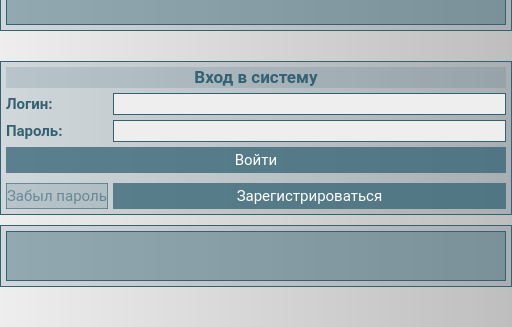
Before: the Qt Designer form wom/GUI/UI/common/Login.ui in Spike2250/WoM, drawn with Qt 5; both pictures show x 0 to 512 and y 233 to 560 of the 512 by 560 pixel window.
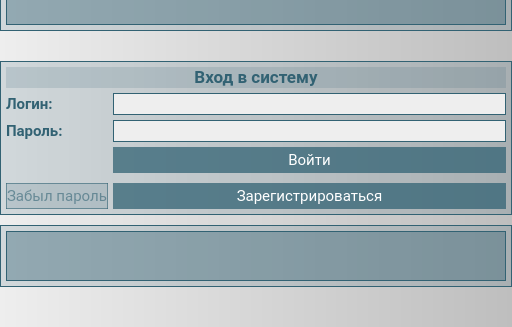
After: the same form once the commit is applied.

Diff of the .ui file:
```diff
--- a/wom/GUI/UI/common/Login.ui
+++ b/wom/GUI/UI/common/Login.ui
@@ -720,502 +720,6 @@
                  </property>
                 </widget>
                </item>
-               <item row="3" column="0" colspan="2">
-                <widget class="QPushButton" name="pushButton_login">
-                 <property name="minimumSize">
-                  <size>
-                   <width>0</width>
-                   <height>26</height>
-                  </size>
-                 </property>
-                 <property name="maximumSize">
-                  <size>
-                   <width>16777215</width>
-                   <height>16777215</height>
-                  </size>
-                 </property>
-                 <property name="palette">
-                  <palette>
-                   <active>
-                    <colorrole role="WindowText">
-                     <brush brushstyle="SolidPattern">
-                      <color alpha="255">
-                       <red>255</red>
-                       <green>255</green>
-                       <blue>255</blue>
-                      </color>
-                     </brush>
-                    </colorrole>
-                    <colorrole role="Button">
-                     <brush brushstyle="SolidPattern">
-                      <color alpha="190">
-                       <red>50</red>
-                       <green>98</green>
-                       <blue>115</blue>
-                      </color>
-                     </brush>
-                    </colorrole>
-                    <colorrole role="Light">
-                     <brush brushstyle="SolidPattern">
-                      <color alpha="255">
-                       <red>60</red>
-                       <green>145</green>
-                       <blue>255</blue>
-                      </color>
-                     </brush>
-                    </colorrole>
-                    <colorrole role="Midlight">
-                     <brush brushstyle="SolidPattern">
-                      <color alpha="255">
-                       <red>36</red>
-                       <green>119</green>
-                       <blue>227</blue>
-                      </color>
-                     </brush>
-                    </colorrole>
-                    <colorrole role="Dark">
-                     <brush brushstyle="SolidPattern">
-                      <color alpha="255">
-                       <red>6</red>
-                       <green>47</green>
-                       <blue>100</blue>
-                      </color>
-                     </brush>
-                    </colorrole>
-                    <colorrole role="Mid">
-                     <brush brushstyle="SolidPattern">
-                      <color alpha="255">
-                       <red>8</red>
-                       <green>62</green>
-                       <blue>133</blue>
-                      </color>
-                     </brush>
-                    </colorrole>
-                    <colorrole role="Text">
-                     <brush brushstyle="SolidPattern">
-                      <color alpha="255">
-                       <red>255</red>
-                       <green>255</green>
-                       <blue>255</blue>
-                      </color>
-                     </brush>
-                    </colorrole>
-                    <colorrole role="BrightText">
-                     <brush brushstyle="SolidPattern">
-                      <color alpha="255">
-                       <red>255</red>
-                       <green>255</green>
-                       <blue>255</blue>
-                      </color>
-                     </brush>
-                    </colorrole>
-                    <colorrole role="ButtonText">
-                     <brush brushstyle="SolidPattern">
-                      <color alpha="255">
-                       <red>255</red>
-                       <green>255</green>
-                       <blue>255</blue>
-                      </color>
-                     </brush>
-                    </colorrole>
-                    <colorrole role="Base">
-                     <brush brushstyle="SolidPattern">
-                      <color alpha="190">
-                       <red>50</red>
-                       <green>98</green>
-                       <blue>115</blue>
-                      </color>
-                     </brush>
-                    </colorrole>
-                    <colorrole role="Window">
-                     <brush brushstyle="SolidPattern">
-                      <color alpha="190">
-                       <red>50</red>
-                       <green>98</green>
-                       <blue>115</blue>
-                      </color>
-                     </brush>
-                    </colorrole>
-                    <colorrole role="Shadow">
-                     <brush brushstyle="SolidPattern">
-                      <color alpha="255">
-                       <red>0</red>
-                       <green>0</green>
-                       <blue>0</blue>
-                      </color>
-                     </brush>
-                    </colorrole>
-                    <colorrole role="AlternateBase">
-                     <brush brushstyle="SolidPattern">
-                      <color alpha="255">
-                       <red>133</red>
-                       <green>174</green>
-                       <blue>227</blue>
-                      </color>
-                     </brush>
-                    </colorrole>
-                    <colorrole role="ToolTipBase">
-                     <brush brushstyle="SolidPattern">
-                      <color alpha="255">
-                       <red>255</red>
-                       <green>255</green>
-                       <blue>220</blue>
-                      </color>
-                     </brush>
-                    </colorrole>
-                    <colorrole role="ToolTipText">
-                     <brush brushstyle="SolidPattern">
-                      <color alpha="255">
-                       <red>0</red>
-                       <green>0</green>
-                       <blue>0</blue>
-                      </color>
-                     </brush>
-                    </colorrole>
-                    <colorrole role="PlaceholderText">
-                     <brush brushstyle="SolidPattern">
-                      <color alpha="128">
-                       <red>255</red>
-                       <green>255</green>
-                       <blue>255</blue>
-                      </color>
-                     </brush>
-                    </colorrole>
-                   </active>
-                   <inactive>
-                    <colorrole role="WindowText">
-                     <brush brushstyle="SolidPattern">
-                      <color alpha="255">
-                       <red>255</red>
-                       <green>255</green>
-                       <blue>255</blue>
-                      </color>
-                     </brush>
-                    </colorrole>
-                    <colorrole role="Button">
-                     <brush brushstyle="SolidPattern">
-                      <color alpha="190">
-                       <red>50</red>
-                       <green>98</green>
-                       <blue>115</blue>
-                      </color>
-                     </brush>
-                    </colorrole>
-                    <colorrole role="Light">
-                     <brush brushstyle="SolidPattern">
-                      <color alpha="255">
-                       <red>60</red>
-                       <green>145</green>
-                       <blue>255</blue>
-                      </color>
-                     </brush>
-                    </colorrole>
-                    <colorrole role="Midlight">
-                     <brush brushstyle="SolidPattern">
-                      <color alpha="255">
-                       <red>36</red>
-                       <green>119</green>
-                       <blue>227</blue>
-                      </color>
-                     </brush>
-                    </colorrole>
-                    <colorrole role="Dark">
-                     <brush brushstyle="SolidPattern">
-                      <color alpha="255">
-                       <red>6</red>
-                       <green>47</green>
-                       <blue>100</blue>
-                      </color>
-                     </brush>
-                    </colorrole>
-                    <colorrole role="Mid">
-                     <brush brushstyle="SolidPattern">
-                      <color alpha="255">
-                       <red>8</red>
-                       <green>62</green>
-                       <blue>133</blue>
-                      </color>
-                     </brush>
-                    </colorrole>
-                    <colorrole role="Text">
-                     <brush brushstyle="SolidPattern">
-                      <color alpha="255">
-                       <red>255</red>
-                       <green>255</green>
-                       <blue>255</blue>
-                      </color>
-                     </brush>
-                    </colorrole>
-                    <colorrole role="BrightText">
-                     <brush brushstyle="SolidPattern">
-                      <color alpha="255">
-                       <red>255</red>
-                       <green>255</green>
-                       <blue>255</blue>
-                      </color>
-                     </brush>
-                    </colorrole>
-                    <colorrole role="ButtonText">
-                     <brush brushstyle="SolidPattern">
-                      <color alpha="255">
-                       <red>255</red>
-                       <green>255</green>
-                       <blue>255</blue>
-                      </color>
-                     </brush>
-                    </colorrole>
-                    <colorrole role="Base">
-                     <brush brushstyle="SolidPattern">
-                      <color alpha="190">
-                       <red>50</red>
-                       <green>98</green>
-                       <blue>115</blue>
-                      </color>
-                     </brush>
-                    </colorrole>
-                    <colorrole role="Window">
-                     <brush brushstyle="SolidPattern">
-                      <color alpha="190">
-                       <red>50</red>
-                       <green>98</green>
-                       <blue>115</blue>
-                      </color>
-                     </brush>
-                    </colorrole>
-                    <colorrole role="Shadow">
-                     <brush brushstyle="SolidPattern">
-                      <color alpha="255">
-                       <red>0</red>
-                       <green>0</green>
-                       <blue>0</blue>
-                      </color>
-                     </brush>
-                    </colorrole>
-                    <colorrole role="AlternateBase">
-                     <brush brushstyle="SolidPattern">
-                      <color alpha="255">
-                       <red>133</red>
-                       <green>174</green>
-                       <blue>227</blue>
-                      </color>
-                     </brush>
-                    </colorrole>
-                    <colorrole role="ToolTipBase">
-                     <brush brushstyle="SolidPattern">
-                      <color alpha="255">
-                       <red>255</red>
-                       <green>255</green>
-                       <blue>220</blue>
-                      </color>
-                     </brush>
-                    </colorrole>
-                    <colorrole role="ToolTipText">
-                     <brush brushstyle="SolidPattern">
-                      <color alpha="255">
-                       <red>0</red>
-                       <green>0</green>
-                       <blue>0</blue>
-                      </color>
-                     </brush>
-                    </colorrole>
-                    <colorrole role="PlaceholderText">
-                     <brush brushstyle="SolidPattern">
-                      <color alpha="128">
-                       <red>255</red>
-                       <green>255</green>
-                       <blue>255</blue>
-                      </color>
-                     </brush>
-                    </colorrole>
-                   </inactive>
-                   <disabled>
-                    <colorrole role="WindowText">
-                     <brush brushstyle="SolidPattern">
-                      <color alpha="150">
-                       <red>50</red>
-                       <green>98</green>
-                       <blue>115</blue>
-                      </color>
-                     </brush>
-                    </colorrole>
-                    <colorrole role="Button">
-                     <brush brushstyle="SolidPattern">
-                      <color alpha="40">
-                       <red>50</red>
-                       <green>98</green>
-                       <blue>115</blue>
-                      </color>
-                     </brush>
-                    </colorrole>
-                    <colorrole role="Light">
-                     <brush brushstyle="SolidPattern">
-                      <color alpha="255">
-                       <red>60</red>
-                       <green>145</green>
-                       <blue>255</blue>
-                      </color>
-                     </brush>
-                    </colorrole>
-                    <colorrole role="Midlight">
-                     <brush brushstyle="SolidPattern">
-                      <color alpha="255">
-                       <red>36</red>
-                       <green>119</green>
-                       <blue>227</blue>
-                      </color>
-                     </brush>
-                    </colorrole>
-                    <colorrole role="Dark">
-                     <brush brushstyle="SolidPattern">
-                      <color alpha="255">
-                       <red>6</red>
-                       <green>47</green>
-                       <blue>100</blue>
-                      </color>
-                     </brush>
-                    </colorrole>
-                    <colorrole role="Mid">
-                     <brush brushstyle="SolidPattern">
-                      <color alpha="255">
-                       <red>8</red>
-                       <green>62</green>
-                       <blue>133</blue>
-                      </color>
-                     </brush>
-                    </colorrole>
-                    <colorrole role="Text">
-                     <brush brushstyle="SolidPattern">
-                      <color alpha="150">
-                       <red>50</red>
-                       <green>98</green>
-                       <blue>115</blue>
-                      </color>
-                     </brush>
-                    </colorrole>
-                    <colorrole role="BrightText">
-                     <brush brushstyle="SolidPattern">
-                      <color alpha="255">
-                       <red>255</red>
-                       <green>255</green>
-                       <blue>255</blue>
-                      </color>
-                     </brush>
-                    </colorrole>
-                    <colorrole role="ButtonText">
-                     <brush brushstyle="SolidPattern">
-                      <color alpha="150">
-                       <red>50</red>
-                       <green>98</green>
-                       <blue>115</blue>
-                      </color>
-                     </brush>
-                    </colorrole>
-                    <colorrole role="Base">
-                     <brush brushstyle="SolidPattern">
-                      <color alpha="40">
-                       <red>50</red>
-                       <green>98</green>
-                       <blue>115</blue>
-                      </color>
-                     </brush>
-                    </colorrole>
-                    <colorrole role="Window">
-                     <brush brushstyle="SolidPattern">
-                      <color alpha="40">
-                       <red>50</red>
-                       <green>98</green>
-                       <blue>115</blue>
-                      </color>
-                     </brush>
-                    </colorrole>
-                    <colorrole role="Shadow">
-                     <brush brushstyle="SolidPattern">
-                      <color alpha="255">
-                       <red>0</red>
-                       <green>0</green>
-                       <blue>0</blue>
-                      </color>
-                     </brush>
-                    </colorrole>
-                    <colorrole role="AlternateBase">
-                     <brush brushstyle="SolidPattern">
-                      <color alpha="255">
-                       <red>12</red>
-                       <green>94</green>
-                       <blue>200</blue>
-                      </color>
-                     </brush>
-                    </colorrole>
-                    <colorrole role="ToolTipBase">
-                     <brush brushstyle="SolidPattern">
-                      <color alpha="255">
-                       <red>255</red>
-                       <green>255</green>
-                       <blue>220</blue>
-                      </color>
-                     </brush>
-                    </colorrole>
-                    <colorrole role="ToolTipText">
-                     <brush brushstyle="SolidPattern">
-                      <color alpha="255">
-                       <red>0</red>
-                       <green>0</green>
-                       <blue>0</blue>
-                      </color>
-                     </brush>
-                    </colorrole>
-                    <colorrole role="PlaceholderText">
-                     <brush brushstyle="SolidPattern">
-                      <color alpha="75">
-                       <red>50</red>
-                       <green>98</green>
-                       <blue>115</blue>
-                      </color>
-                     </brush>
-                    </colorrole>
-                   </disabled>
-                  </palette>
-                 </property>
-                 <property name="font">
-                  <font>
-                   <family>Roboto</family>
-                   <pointsize>11</pointsize>
-                   <italic>false</italic>
-                   <bold>false</bold>
-                  </font>
-                 </property>
-                 <property name="layoutDirection">
-                  <enum>Qt::RightToLeft</enum>
-                 </property>
-                 <property name="styleSheet">
-                  <string notr="true">QPushButton {
-background-color: rgba(50, 98, 115, 190);
-font-size: 11pt;
-color: White;
-border: None;
-}
-
-QPushButton::hover {
-background-color: rgba(50, 98, 115, 255);
-border: 2px solid rgba(92, 158, 173, 255);
-}
-
-QPushButton::pressed {
-background-color: rgba(92, 158, 173, 255);
-border: 1px solid rgba(255, 255, 255, 255);
-}
-
-QPushButton::disabled {
-background-color:  rgba(50, 98, 115, 40);
-border: 1px solid rgba(50, 98, 115, 150);
-color:  rgba(50, 98, 115, 150);
-}</string>
-                 </property>
-                 <property name="text">
-                  <string>Войти</string>
-                 </property>
-                </widget>
-               </item>
                <item row="2" column="1">
                 <widget class="QLineEdit" name="user_password">
                  <property name="styleSheet">
@@ -2262,6 +1766,502 @@
                  </property>
                 </spacer>
                </item>
+               <item row="3" column="1">
+                <widget class="QPushButton" name="pushButton_login">
+                 <property name="minimumSize">
+                  <size>
+                   <width>0</width>
+                   <height>26</height>
+                  </size>
+                 </property>
+                 <property name="maximumSize">
+                  <size>
+                   <width>16777215</width>
+                   <height>16777215</height>
+                  </size>
+                 </property>
+                 <property name="palette">
+                  <palette>
+                   <active>
+                    <colorrole role="WindowText">
+                     <brush brushstyle="SolidPattern">
+                      <color alpha="255">
+                       <red>255</red>
+                       <green>255</green>
+                       <blue>255</blue>
+                      </color>
+                     </brush>
+                    </colorrole>
+                    <colorrole role="Button">
+                     <brush brushstyle="SolidPattern">
+                      <color alpha="190">
+                       <red>50</red>
+                       <green>98</green>
+                       <blue>115</blue>
+                      </color>
+                     </brush>
+                    </colorrole>
+                    <colorrole role="Light">
+                     <brush brushstyle="SolidPattern">
+                      <color alpha="255">
+                       <red>60</red>
+                       <green>145</green>
+                       <blue>255</blue>
+                      </color>
+                     </brush>
+                    </colorrole>
+                    <colorrole role="Midlight">
+                     <brush brushstyle="SolidPattern">
+                      <color alpha="255">
+                       <red>36</red>
+                       <green>119</green>
+                       <blue>227</blue>
+                      </color>
+                     </brush>
+                    </colorrole>
+                    <colorrole role="Dark">
+                     <brush brushstyle="SolidPattern">
+                      <color alpha="255">
+                       <red>6</red>
+                       <green>47</green>
+                       <blue>100</blue>
+                      </color>
+                     </brush>
+                    </colorrole>
+                    <colorrole role="Mid">
+                     <brush brushstyle="SolidPattern">
+                      <color alpha="255">
+                       <red>8</red>
+                       <green>62</green>
+                       <blue>133</blue>
+                      </color>
+                     </brush>
+                    </colorrole>
+                    <colorrole role="Text">
+                     <brush brushstyle="SolidPattern">
+                      <color alpha="255">
+                       <red>255</red>
+                       <green>255</green>
+                       <blue>255</blue>
+                      </color>
+                     </brush>
+                    </colorrole>
+                    <colorrole role="BrightText">
+                     <brush brushstyle="SolidPattern">
+                      <color alpha="255">
+                       <red>255</red>
+                       <green>255</green>
+                       <blue>255</blue>
+                      </color>
+                     </brush>
+                    </colorrole>
+                    <colorrole role="ButtonText">
+                     <brush brushstyle="SolidPattern">
+                      <color alpha="255">
+                       <red>255</red>
+                       <green>255</green>
+                       <blue>255</blue>
+                      </color>
+                     </brush>
+                    </colorrole>
+                    <colorrole role="Base">
+                     <brush brushstyle="SolidPattern">
+                      <color alpha="190">
+                       <red>50</red>
+                       <green>98</green>
+                       <blue>115</blue>
+                      </color>
+                     </brush>
+                    </colorrole>
+                    <colorrole role="Window">
+                     <brush brushstyle="SolidPattern">
+                      <color alpha="190">
+                       <red>50</red>
+                       <green>98</green>
+                       <blue>115</blue>
+                      </color>
+                     </brush>
+                    </colorrole>
+                    <colorrole role="Shadow">
+                     <brush brushstyle="SolidPattern">
+                      <color alpha="255">
+                       <red>0</red>
+                       <green>0</green>
+                       <blue>0</blue>
+                      </color>
+                     </brush>
+                    </colorrole>
+                    <colorrole role="AlternateBase">
+                     <brush brushstyle="SolidPattern">
+                      <color alpha="255">
+                       <red>133</red>
+                       <green>174</green>
+                       <blue>227</blue>
+                      </color>
+                     </brush>
+                    </colorrole>
+                    <colorrole role="ToolTipBase">
+                     <brush brushstyle="SolidPattern">
+                      <color alpha="255">
+                       <red>255</red>
+                       <green>255</green>
+                       <blue>220</blue>
+                      </color>
+                     </brush>
+                    </colorrole>
+                    <colorrole role="ToolTipText">
+                     <brush brushstyle="SolidPattern">
+                      <color alpha="255">
+                       <red>0</red>
+                       <green>0</green>
+                       <blue>0</blue>
+                      </color>
+                     </brush>
+                    </colorrole>
+                    <colorrole role="PlaceholderText">
+                     <brush brushstyle="SolidPattern">
+                      <color alpha="128">
+                       <red>255</red>
+                       <green>255</green>
+                       <blue>255</blue>
+                      </color>
+                     </brush>
+                    </colorrole>
+                   </active>
+                   <inactive>
+                    <colorrole role="WindowText">
+                     <brush brushstyle="SolidPattern">
+                      <color alpha="255">
+                       <red>255</red>
+                       <green>255</green>
+                       <blue>255</blue>
+                      </color>
+                     </brush>
+                    </colorrole>
+                    <colorrole role="Button">
+                     <brush brushstyle="SolidPattern">
+                      <color alpha="190">
+                       <red>50</red>
+                       <green>98</green>
+                       <blue>115</blue>
+                      </color>
+                     </brush>
+                    </colorrole>
+                    <colorrole role="Light">
+                     <brush brushstyle="SolidPattern">
+                      <color alpha="255">
+                       <red>60</red>
+                       <green>145</green>
+                       <blue>255</blue>
+                      </color>
+                     </brush>
+                    </colorrole>
+                    <colorrole role="Midlight">
+                     <brush brushstyle="SolidPattern">
+                      <color alpha="255">
+                       <red>36</red>
+                       <green>119</green>
+                       <blue>227</blue>
+                      </color>
+                     </brush>
+                    </colorrole>
+                    <colorrole role="Dark">
+                     <brush brushstyle="SolidPattern">
+                      <color alpha="255">
+                       <red>6</red>
+                       <green>47</green>
+                       <blue>100</blue>
+                      </color>
+                     </brush>
+                    </colorrole>
+                    <colorrole role="Mid">
+                     <brush brushstyle="SolidPattern">
+                      <color alpha="255">
+                       <red>8</red>
+                       <green>62</green>
+                       <blue>133</blue>
+                      </color>
+                     </brush>
+                    </colorrole>
+                    <colorrole role="Text">
+                     <brush brushstyle="SolidPattern">
+                      <color alpha="255">
+                       <red>255</red>
+                       <green>255</green>
+                       <blue>255</blue>
+                      </color>
+                     </brush>
+                    </colorrole>
+                    <colorrole role="BrightText">
+                     <brush brushstyle="SolidPattern">
+                      <color alpha="255">
+                       <red>255</red>
+                       <green>255</green>
+                       <blue>255</blue>
+                      </color>
+                     </brush>
+                    </colorrole>
+                    <colorrole role="ButtonText">
+                     <brush brushstyle="SolidPattern">
+                      <color alpha="255">
+                       <red>255</red>
+                       <green>255</green>
+                       <blue>255</blue>
+                      </color>
+                     </brush>
+                    </colorrole>
+                    <colorrole role="Base">
+                     <brush brushstyle="SolidPattern">
+                      <color alpha="190">
+                       <red>50</red>
+                       <green>98</green>
+                       <blue>115</blue>
+                      </color>
+                     </brush>
+                    </colorrole>
+                    <colorrole role="Window">
+                     <brush brushstyle="SolidPattern">
+                      <color alpha="190">
+                       <red>50</red>
+                       <green>98</green>
+                       <blue>115</blue>
+                      </color>
+                     </brush>
+                    </colorrole>
+                    <colorrole role="Shadow">
+                     <brush brushstyle="SolidPattern">
+                      <color alpha="255">
+                       <red>0</red>
+                       <green>0</green>
+                       <blue>0</blue>
+                      </color>
+                     </brush>
+                    </colorrole>
+                    <colorrole role="AlternateBase">
+                     <brush brushstyle="SolidPattern">
+                      <color alpha="255">
+                       <red>133</red>
+                       <green>174</green>
+                       <blue>227</blue>
+                      </color>
+                     </brush>
+                    </colorrole>
+                    <colorrole role="ToolTipBase">
+                     <brush brushstyle="SolidPattern">
+                      <color alpha="255">
+                       <red>255</red>
+                       <green>255</green>
+                       <blue>220</blue>
+                      </color>
+                     </brush>
+                    </colorrole>
+                    <colorrole role="ToolTipText">
+                     <brush brushstyle="SolidPattern">
+                      <color alpha="255">
+                       <red>0</red>
+                       <green>0</green>
+                       <blue>0</blue>
+                      </color>
+                     </brush>
+                    </colorrole>
+                    <colorrole role="PlaceholderText">
+                     <brush brushstyle="SolidPattern">
+                      <color alpha="128">
+                       <red>255</red>
+                       <green>255</green>
+                       <blue>255</blue>
+                      </color>
+                     </brush>
+                    </colorrole>
+                   </inactive>
+                   <disabled>
+                    <colorrole role="WindowText">
+                     <brush brushstyle="SolidPattern">
+                      <color alpha="150">
+                       <red>50</red>
+                       <green>98</green>
+                       <blue>115</blue>
+                      </color>
+                     </brush>
+                    </colorrole>
+                    <colorrole role="Button">
+                     <brush brushstyle="SolidPattern">
+                      <color alpha="40">
+                       <red>50</red>
+                       <green>98</green>
+                       <blue>115</blue>
+                      </color>
+                     </brush>
+                    </colorrole>
+                    <colorrole role="Light">
+                     <brush brushstyle="SolidPattern">
+                      <color alpha="255">
+                       <red>60</red>
+                       <green>145</green>
+                       <blue>255</blue>
+                      </color>
+                     </brush>
+                    </colorrole>
+                    <colorrole role="Midlight">
+                     <brush brushstyle="SolidPattern">
+                      <color alpha="255">
+                       <red>36</red>
+                       <green>119</green>
+                       <blue>227</blue>
+                      </color>
+                     </brush>
+                    </colorrole>
+                    <colorrole role="Dark">
+                     <brush brushstyle="SolidPattern">
+                      <color alpha="255">
+                       <red>6</red>
+                       <green>47</green>
+                       <blue>100</blue>
+                      </color>
+                     </brush>
+                    </colorrole>
+                    <colorrole role="Mid">
+                     <brush brushstyle="SolidPattern">
+                      <color alpha="255">
+                       <red>8</red>
+                       <green>62</green>
+                       <blue>133</blue>
+                      </color>
+                     </brush>
+                    </colorrole>
+                    <colorrole role="Text">
+                     <brush brushstyle="SolidPattern">
+                      <color alpha="150">
+                       <red>50</red>
+                       <green>98</green>
+                       <blue>115</blue>
+                      </color>
+                     </brush>
+                    </colorrole>
+                    <colorrole role="BrightText">
+                     <brush brushstyle="SolidPattern">
+                      <color alpha="255">
+                       <red>255</red>
+                       <green>255</green>
+                       <blue>255</blue>
+                      </color>
+                     </brush>
+                    </colorrole>
+                    <colorrole role="ButtonText">
+                     <brush brushstyle="SolidPattern">
+                      <color alpha="150">
+                       <red>50</red>
+                       <green>98</green>
+                       <blue>115</blue>
+                      </color>
+                     </brush>
+                    </colorrole>
+                    <colorrole role="Base">
+                     <brush brushstyle="SolidPattern">
+                      <color alpha="40">
+                       <red>50</red>
+                       <green>98</green>
+                       <blue>115</blue>
+                      </color>
+                     </brush>
+                    </colorrole>
+                    <colorrole role="Window">
+                     <brush brushstyle="SolidPattern">
+                      <color alpha="40">
+                       <red>50</red>
+                       <green>98</green>
+                       <blue>115</blue>
+                      </color>
+                     </brush>
+                    </colorrole>
+                    <colorrole role="Shadow">
+                     <brush brushstyle="SolidPattern">
+                      <color alpha="255">
+                       <red>0</red>
+                       <green>0</green>
+                       <blue>0</blue>
+                      </color>
+                     </brush>
+                    </colorrole>
+                    <colorrole role="AlternateBase">
+                     <brush brushstyle="SolidPattern">
+                      <color alpha="255">
+                       <red>12</red>
+                       <green>94</green>
+                       <blue>200</blue>
+                      </color>
+                     </brush>
+                    </colorrole>
+                    <colorrole role="ToolTipBase">
+                     <brush brushstyle="SolidPattern">
+                      <color alpha="255">
+                       <red>255</red>
+                       <green>255</green>
+                       <blue>220</blue>
+                      </color>
+                     </brush>
+                    </colorrole>
+                    <colorrole role="ToolTipText">
+                     <brush brushstyle="SolidPattern">
+                      <color alpha="255">
+                       <red>0</red>
+                       <green>0</green>
+                       <blue>0</blue>
+                      </color>
+                     </brush>
+                    </colorrole>
+                    <colorrole role="PlaceholderText">
+                     <brush brushstyle="SolidPattern">
+                      <color alpha="75">
+                       <red>50</red>
+                       <green>98</green>
+                       <blue>115</blue>
+                      </color>
+                     </brush>
+                    </colorrole>
+                   </disabled>
+                  </palette>
+                 </property>
+                 <property name="font">
+                  <font>
+                   <family>Roboto</family>
+                   <pointsize>11</pointsize>
+                   <italic>false</italic>
+                   <bold>false</bold>
+                  </font>
+                 </property>
+                 <property name="layoutDirection">
+                  <enum>Qt::RightToLeft</enum>
+                 </property>
+                 <property name="styleSheet">
+                  <string notr="true">QPushButton {
+background-color: rgba(50, 98, 115, 190);
+font-size: 11pt;
+color: White;
+border: None;
+}
+
+QPushButton::hover {
+background-color: rgba(50, 98, 115, 255);
+border: 2px solid rgba(92, 158, 173, 255);
+}
+
+QPushButton::pressed {
+background-color: rgba(92, 158, 173, 255);
+border: 1px solid rgba(255, 255, 255, 255);
+}
+
+QPushButton::disabled {
+background-color:  rgba(50, 98, 115, 40);
+border: 1px solid rgba(50, 98, 115, 150);
+color:  rgba(50, 98, 115, 150);
+}</string>
+                 </property>
+                 <property name="text">
+                  <string>Войти</string>
+                 </property>
+                </widget>
+               </item>
               </layout>
              </widget>
             </item>
```
